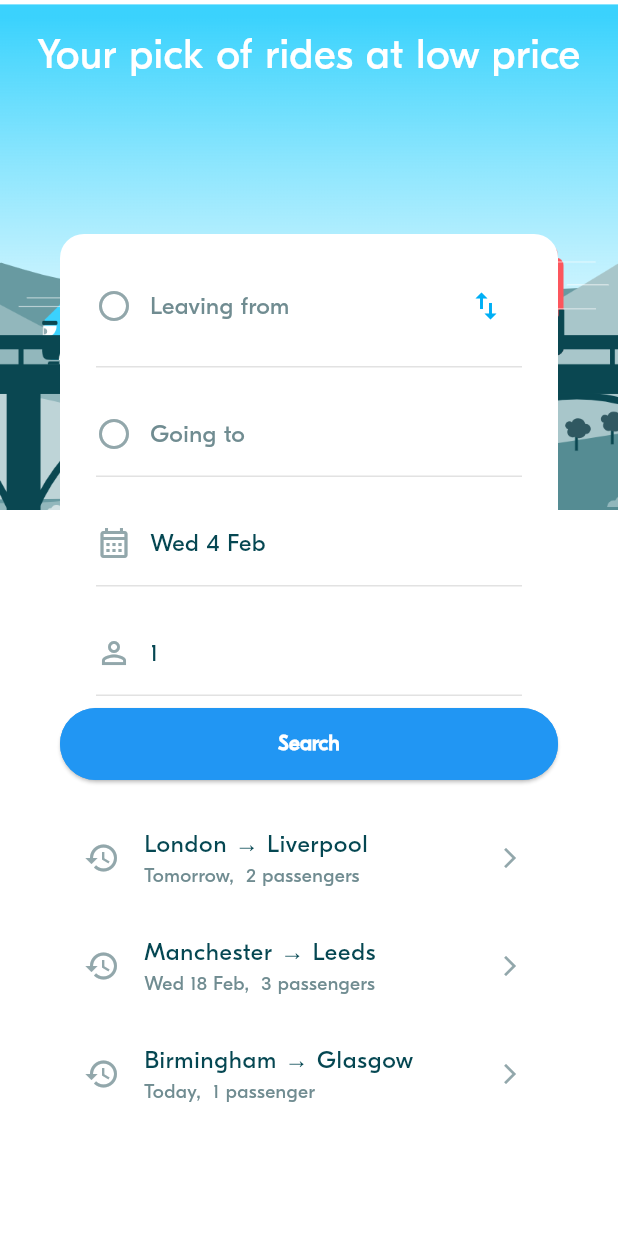
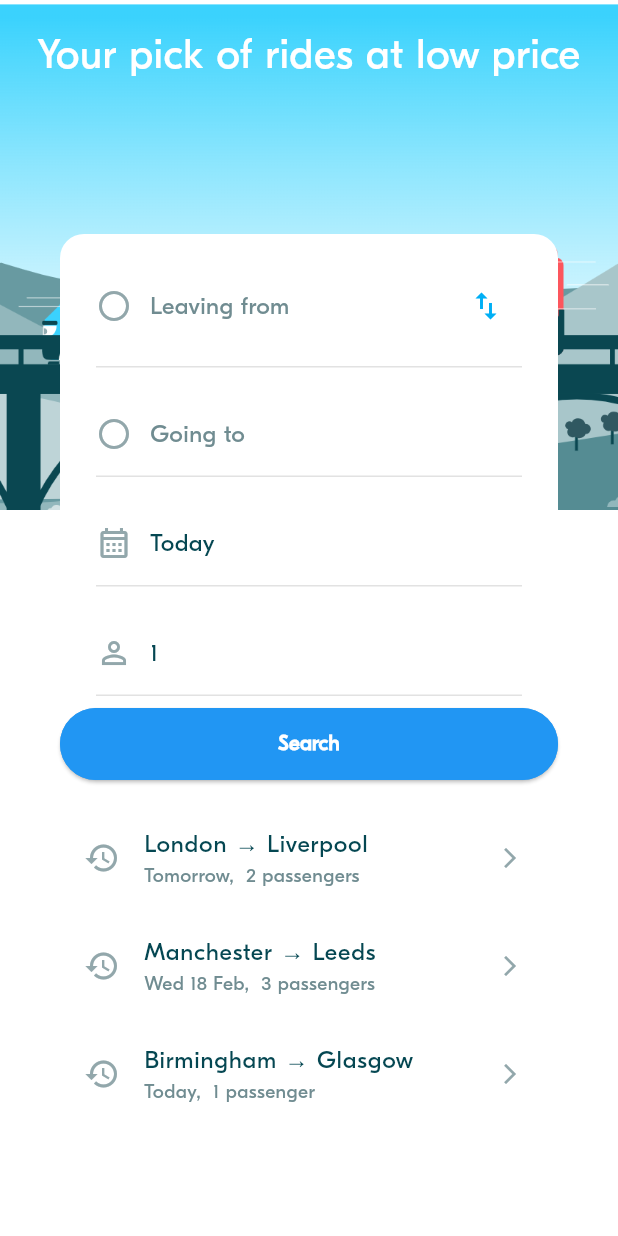
Before and after one commit to monica445/blablacar, a Flutter app: the screen it shows after launch, on a phone screen of 412 x 824 dp. Run offline on Flutter 3.47's test engine with Material 3 defaults, Android fonts, the phone set to English and light mode, and no system bars; project files that could hold a hidden picture were left out.

Commit message:
Fix: initialize departure date to today

```diff
--- a/lib/screens/ride_pref/widgets/ride_pref_form.dart
+++ b/lib/screens/ride_pref/widgets/ride_pref_form.dart
@@ -51,7 +51,7 @@ class _RidePrefFormState extends State<RidePrefForm> {
     } else {
       departure = null;
       arrival = null;
-      departureDate = DateTime.now().subtract(const Duration(days: 7));
+      departureDate = DateTime.now();
       requestedSeats = 1;
     }
   }
```
